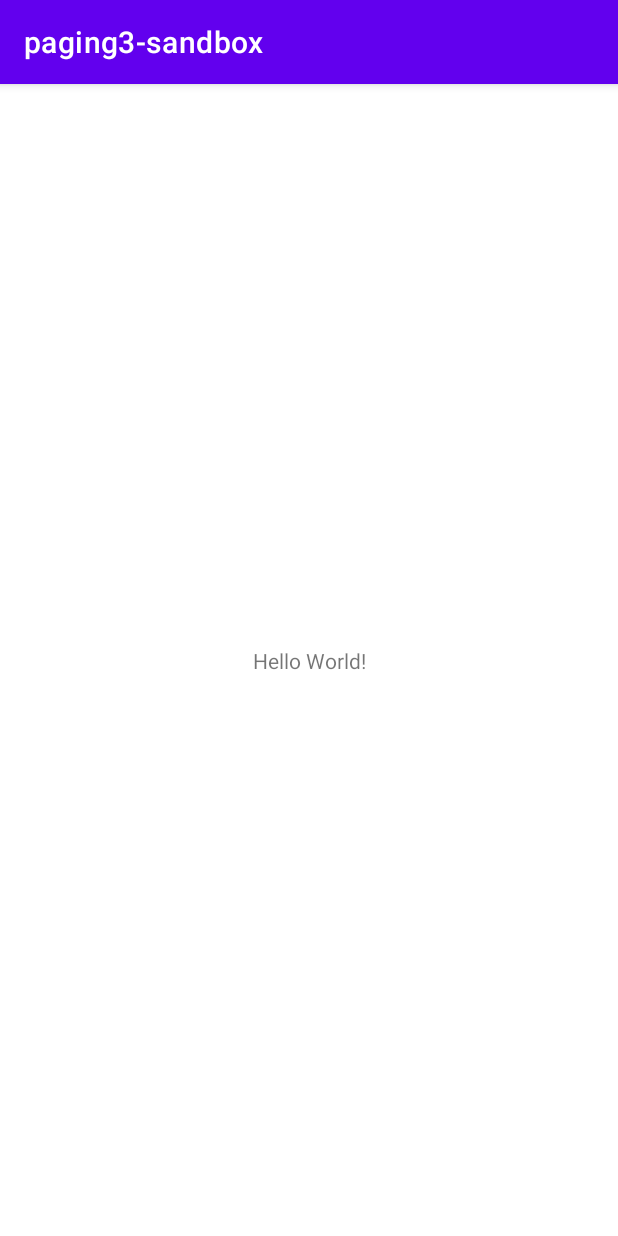
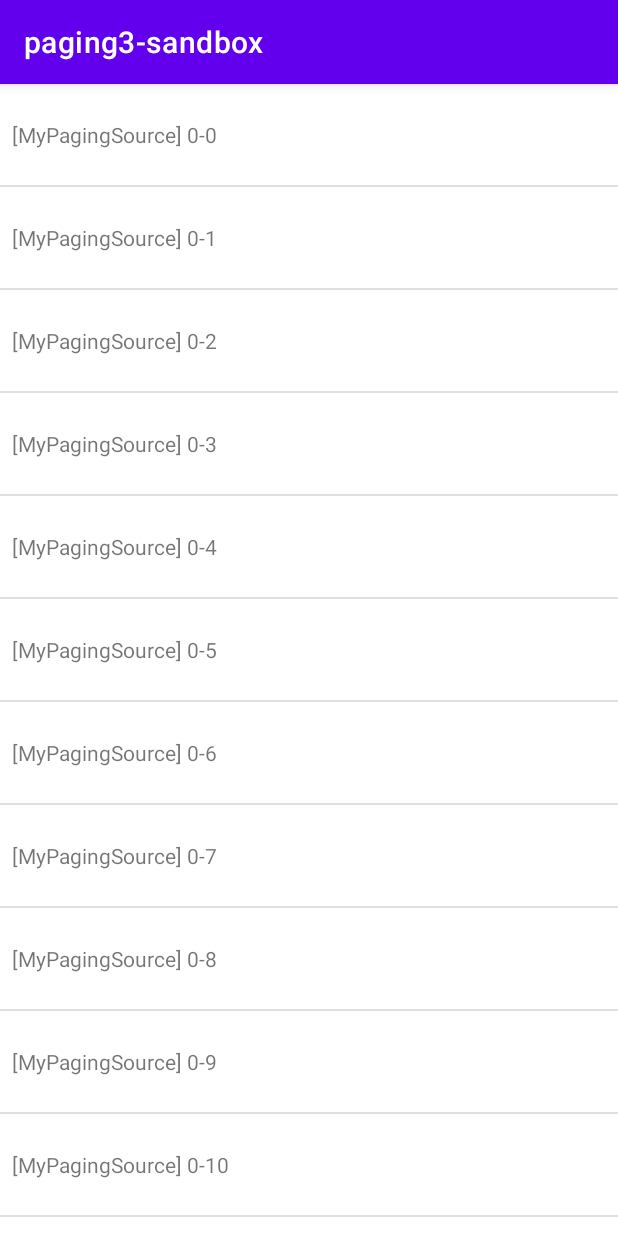
Before and after one commit to watabee/paging3-sandbox, an Android app: the screen it shows after launch (MainActivity), on a phone screen of 412 x 824 dp. Run offline under Robolectric (Android 15) with nearby library versions, the phone set to English and light mode, and no system bars; our stand-ins replace Timber, paging.

Commit message:
Paging3を使って実装

```diff
--- a/app/build.gradle
+++ b/app/build.gradle
@@ -37,8 +37,12 @@ dependencies {
     implementation "org.jetbrains.kotlin:kotlin-stdlib:$kotlin_version"
     implementation 'androidx.core:core-ktx:1.3.0'
     implementation 'androidx.appcompat:appcompat:1.1.0'
+    implementation "androidx.activity:activity-ktx:1.2.0-alpha06"
     implementation 'com.google.android.material:material:1.1.0'
     implementation 'androidx.constraintlayout:constraintlayout:1.1.3'
+    implementation "androidx.recyclerview:recyclerview:1.2.0-alpha03"
+
+    implementation 'androidx.paging:paging-runtime-ktx:3.0.0-alpha01'
     implementation "androidx.startup:startup-runtime:1.0.0-alpha01"
 
     implementation 'com.jakewharton.timber:timber:4.7.1'
--- a/app/src/main/java/com/github/watabee/paging3sandbox/MainActivity.kt
+++ b/app/src/main/java/com/github/watabee/paging3sandbox/MainActivity.kt
@@ -1,11 +1,30 @@
 package com.github.watabee.paging3sandbox
 
 import android.os.Bundle
+import androidx.activity.viewModels
 import androidx.appcompat.app.AppCompatActivity
+import androidx.lifecycle.lifecycleScope
+import androidx.recyclerview.widget.DividerItemDecoration
+import androidx.recyclerview.widget.RecyclerView
+import kotlinx.coroutines.flow.collectLatest
+import kotlinx.coroutines.launch
 
 class MainActivity : AppCompatActivity() {
+
+    private val viewModel by viewModels<MainViewModel>()
+    private val adapter = MyAdapter()
+
     override fun onCreate(savedInstanceState: Bundle?) {
         super.onCreate(savedInstanceState)
         setContentView(R.layout.activity_main)
+
+        val recyclerView: RecyclerView = findViewById(R.id.recycler_view)
+        recyclerView.setHasFixedSize(true)
+        recyclerView.adapter = adapter
+        recyclerView.addItemDecoration(DividerItemDecoration(this, RecyclerView.VERTICAL))
+
+        lifecycleScope.launch {
+            viewModel.pagingData.collectLatest(adapter::submitData)
+        }
     }
 }
--- /dev/null
+++ b/app/src/main/java/com/github/watabee/paging3sandbox/MainViewModel.kt
@@ -0,0 +1,20 @@
+package com.github.watabee.paging3sandbox
+
+import androidx.lifecycle.ViewModel
+import androidx.lifecycle.viewModelScope
+import androidx.paging.Pager
+import androidx.paging.PagingConfig
+import androidx.paging.PagingData
+import androidx.paging.cachedIn
+import kotlinx.coroutines.flow.Flow
+
+class MainViewModel : ViewModel() {
+
+    val pagingData: Flow<PagingData<String>> =
+        Pager(
+            config = PagingConfig(20, prefetchDistance = 10, initialLoadSize = 20),
+            initialKey = 0,
+            remoteMediator = null,
+            pagingSourceFactory = { MyPagingSource() }
+        ).flow.cachedIn(viewModelScope)
+}
--- /dev/null
+++ b/app/src/main/java/com/github/watabee/paging3sandbox/MyAdapter.kt
@@ -0,0 +1,41 @@
+package com.github.watabee.paging3sandbox
+
+import android.view.LayoutInflater
+import android.view.ViewGroup
+import android.widget.TextView
+import androidx.paging.PagingDataAdapter
+import androidx.recyclerview.widget.DiffUtil
+import androidx.recyclerview.widget.RecyclerView
+
+class MyAdapter : PagingDataAdapter<String, MyViewHolder>(createDiffCallback()) {
+
+    override fun onCreateViewHolder(parent: ViewGroup, viewType: Int): MyViewHolder {
+        return MyViewHolder(parent)
+    }
+
+    override fun onBindViewHolder(holder: MyViewHolder, position: Int) {
+        holder.bind(getItem(position))
+    }
+
+    companion object {
+        fun createDiffCallback() = object : DiffUtil.ItemCallback<String>() {
+            override fun areItemsTheSame(oldItem: String, newItem: String): Boolean {
+                return oldItem == newItem
+            }
+
+            override fun areContentsTheSame(oldItem: String, newItem: String): Boolean {
+                return newItem == oldItem
+            }
+        }
+    }
+}
+
+class MyViewHolder(parent: ViewGroup) : RecyclerView.ViewHolder(
+    LayoutInflater.from(parent.context).inflate(R.layout.list_item_title, parent, false)
+) {
+    private val titleTextView: TextView = itemView.findViewById(R.id.title_text)
+
+    fun bind(title: String?) {
+        titleTextView.text = title
+    }
+}
--- /dev/null
+++ b/app/src/main/java/com/github/watabee/paging3sandbox/MyPagingSource.kt
@@ -0,0 +1,21 @@
+package com.github.watabee.paging3sandbox
+
+import androidx.paging.PagingSource
+import kotlinx.coroutines.delay
+import timber.log.Timber
+
+class MyPagingSource : PagingSource<Int, String>() {
+
+    override suspend fun load(params: LoadParams<Int>): LoadResult<Int, String> {
+        Timber.tag("MyPagingSource").d("load # key = ${params.key}")
+
+        delay(1000L)
+
+        val key = params.key ?: 0
+        return LoadResult.Page(
+            data = (0 until params.loadSize).map { "[MyPagingSource] $key-$it" },
+            prevKey = if (key == 0) null else key - 1,
+            nextKey = if (key < 10) key + 1 else null
+        )
+    }
+}
--- a/app/src/main/res/layout/activity_main.xml
+++ b/app/src/main/res/layout/activity_main.xml
@@ -6,10 +6,13 @@
     android:layout_height="match_parent"
     tools:context=".MainActivity">
 
-    <TextView
-        android:layout_width="wrap_content"
-        android:layout_height="wrap_content"
-        android:text="Hello World!"
+    <androidx.recyclerview.widget.RecyclerView
+        android:id="@+id/recycler_view"
+        android:layout_width="0dp"
+        android:layout_height="0dp"
+        android:scrollbarStyle="outsideOverlay"
+        android:scrollbars="vertical"
+        app:layoutManager="androidx.recyclerview.widget.LinearLayoutManager"
         app:layout_constraintBottom_toBottomOf="parent"
         app:layout_constraintLeft_toLeftOf="parent"
         app:layout_constraintRight_toRightOf="parent"
--- /dev/null
+++ b/app/src/main/res/layout/list_item_title.xml
@@ -0,0 +1,9 @@
+<?xml version="1.0" encoding="utf-8"?>
+<TextView xmlns:android="http://schemas.android.com/apk/res/android"
+    android:id="@+id/title_text"
+    android:layout_width="match_parent"
+    android:layout_height="wrap_content"
+    android:paddingStart="8dp"
+    android:paddingTop="24dp"
+    android:paddingEnd="8dp"
+    android:paddingBottom="24dp" />
```
